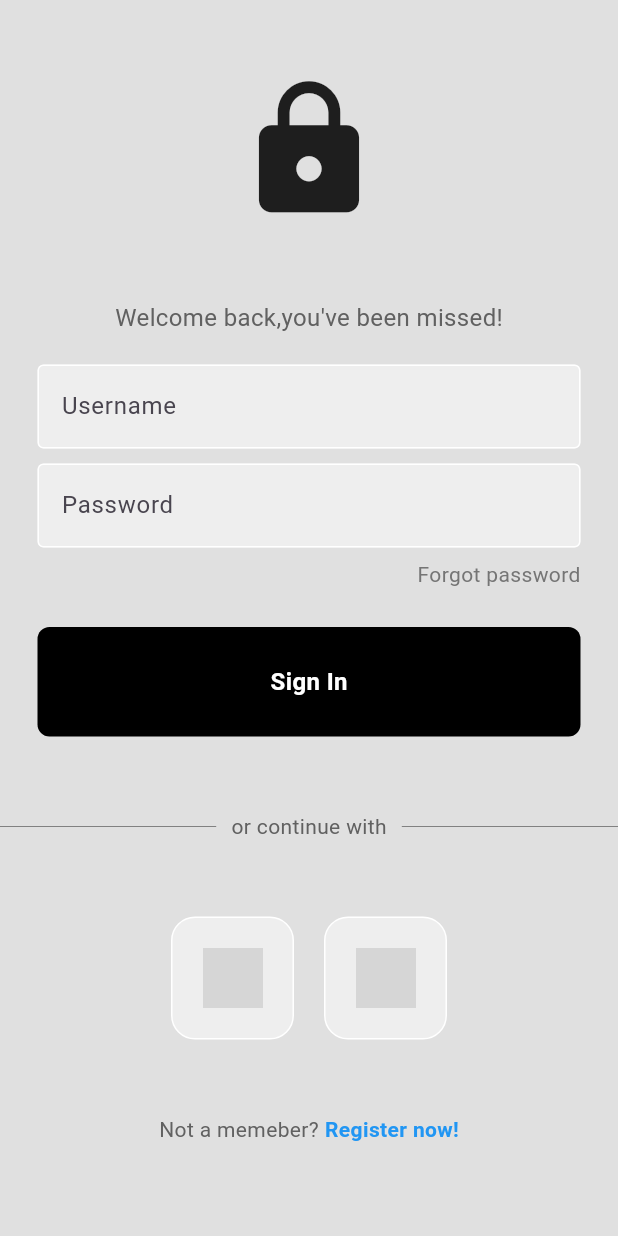
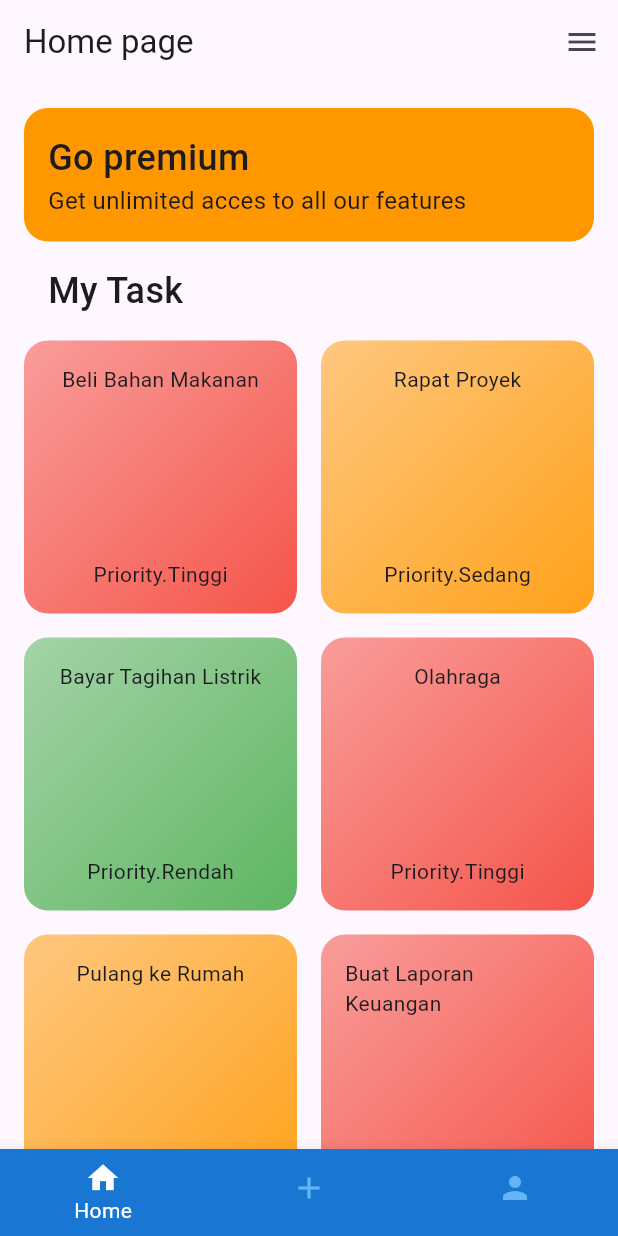
Before and after one commit to alifrizqullahmaruf/Flutter_App_todolist, a Flutter app: the screen it shows after launch, after a tap on "Sign In", on a phone screen of 412 x 824 dp. Run offline on Flutter 3.47's test engine with Material 3 defaults, Android fonts, the phone set to English and light mode, and no system bars; grey boxes are pictures that could not be loaded.

Commit message:
Add some bottom navbar and add gridview

```diff
--- /dev/null
+++ b/database.rules.json
@@ -0,0 +1,7 @@
+{
+  /* Visit https://firebase.google.com/docs/database/security to learn more about security rules. */
+  "rules": {
+    ".read": false,
+    ".write": false
+  }
+}
--- /dev/null
+++ b/lib/data/dummy_data.dart
@@ -0,0 +1,61 @@
+import 'package:flutter/material.dart';
+import 'package:project01_riz_todolist/models/list.dart';
+
+final List<ListItem> availableList = [
+  ListItem(
+    title: 'Beli Bahan Makanan',
+    priority: Priority.Tinggi,
+    deadline: DateTime.now().add(const Duration(days: 1)),
+    note: 'Beli bahan makanan untuk persiapan makan malam.',
+    color: Colors.red,
+  ),
+  ListItem(
+    title: 'Rapat Proyek',
+    priority: Priority.Sedang,
+    deadline: DateTime.now().add(const Duration(days: 2)),
+    note: 'Rapat proyek dengan tim pukul 10 pagi.',
+    color: Colors.orange,
+  ),
+  ListItem(
+    title: 'Bayar Tagihan Listrik',
+    priority: Priority.Rendah,
+    deadline: DateTime.now().add(const Duration(days: 5)),
+    note: 'Bayar tagihan listrik sebelum tanggal jatuh tempo.',
+    color: Colors.green,
+  ),
+  ListItem(
+    title: 'Olahraga',
+    priority: Priority.Tinggi,
+    deadline: DateTime.now().add(const Duration(days: 1)),
+    note: 'Melakukan olahraga rutin untuk menjaga kesehatan.',
+    color: Colors.red,
+  ),
+  ListItem(
+    title: 'Pulang ke Rumah',
+    priority: Priority.Sedang,
+    deadline: DateTime.now().add(const Duration(days: 3)),
+    note: 'Pulang ke rumah untuk menghadiri acara keluarga.',
+    color: Colors.orange,
+  ),
+  ListItem(
+    title: 'Buat Laporan Keuangan',
+    priority: Priority.Tinggi,
+    deadline: DateTime.now().add(const Duration(days: 2)),
+    note: 'Buat laporan keuangan bulanan untuk perusahaan.',
+    color: Colors.red,
+  ),
+  ListItem(
+    title: 'Bersihkan Rumah',
+    priority: Priority.Rendah,
+    deadline: DateTime.now().add(const Duration(days: 4)),
+    note: 'Lakukan pembersihan rumah secara menyeluruh.',
+    color: Colors.green,
+  ),
+  ListItem(
+    title: 'Buat Presentasi',
+    priority: Priority.Sedang,
+    deadline: DateTime.now().add(const Duration(days: 1)),
+    note: 'Persiapkan presentasi untuk rapat besok pagi.',
+    color: Colors.orange,
+  ),
+];
--- a/lib/main.dart
+++ b/lib/main.dart
@@ -1,12 +1,18 @@
 import 'package:flutter/material.dart';
-import 'package:project01_riz_todolist/Pages/login_page.dart';
+import 'package:project01_riz_todolist/screens/login_page.dart';
+// import 'package:firebase_core/firebase_core.dart'; //Target of URI doesnot exist
+// import 'firebase_options.dart'; // Target of URI doesnot exist
 
-void main(){
+void main() async {
+  WidgetsFlutterBinding.ensureInitialized(); // Tambahkan baris ini
+  // await Firebase.initializeApp( //undifiend name 'Firebase'
+  //   options: DefaultFirebaseOptions.currentPlatform, //undifiend name 'DefaultFirebaseOptions'
+  // );
   runApp(const MyApp());
 }
 
 class MyApp extends StatelessWidget {
-  const MyApp({super.key});
+  const MyApp({Key? key}) : super(key: key); // Perbaiki konstruktor
 
   @override
   Widget build(BuildContext context) {
--- /dev/null
+++ b/lib/models/list.dart
@@ -0,0 +1,23 @@
+import 'package:flutter/material.dart';
+
+enum Priority {
+  Tinggi,
+  Sedang,
+  Rendah,
+}
+
+class ListItem {
+  const ListItem({
+    required this.title,
+    required this.priority,
+    required this.deadline,
+    required this.note,
+    required this.color, // Tambahkan required di sini
+  });
+
+  final String title;
+  final Priority priority;
+  final DateTime deadline;
+  final String note;
+  final Color color; // Tambahkan properti color
+}
--- /dev/null
+++ b/lib/screens/add_page.dart
@@ -0,0 +1,19 @@
+import 'package:flutter/material.dart';
+
+class AddPage extends StatelessWidget {
+  const AddPage({super.key});
+
+  @override
+  Widget build(BuildContext context) {
+    return Scaffold(
+      appBar: AppBar(
+        title: Text('Add Navigation'),
+        automaticallyImplyLeading: false,
+      ),
+      body: SafeArea(
+          child: Column(
+        children: [],
+      )),
+    );
+  }
+}
--- /dev/null
+++ b/lib/screens/bottom_navbar.dart
@@ -0,0 +1,57 @@
+import 'package:flutter/material.dart';
+import 'package:project01_riz_todolist/screens/add_page.dart';
+import 'package:project01_riz_todolist/screens/home_page.dart';
+import 'package:project01_riz_todolist/screens/profile_page.dart';
+
+class BottomNavbar extends StatefulWidget {
+  const BottomNavbar({Key? key}) : super(key: key);
+
+  @override
+  State<BottomNavbar> createState() => _BottomNavbarState();
+}
+
+class _BottomNavbarState extends State<BottomNavbar> {
+  int _selectedIndex = 0;
+
+  final List<Widget> _widgetOptions = <Widget>[
+    HomePage(),
+    AddPage(),
+    ProfilePage(),
+  ];
+
+  void _onItemTapped(int index) {
+    setState(() {
+      _selectedIndex = index;
+    });
+  }
+
+  @override
+  Widget build(BuildContext context) {
+    return Scaffold(
+      body: _widgetOptions.elementAt(_selectedIndex),
+      bottomNavigationBar: BottomNavigationBar(
+        onTap: _onItemTapped,
+        items: const [
+          BottomNavigationBarItem(
+            icon: Icon(Icons.home),
+            label: "Home",
+          ),
+          BottomNavigationBarItem(
+            icon: Icon(Icons.add),
+            label: "Add",
+          ),
+          BottomNavigationBarItem(
+            icon: Icon(Icons.person),
+            label: "Profile",
+          ),
+        ],
+        selectedItemColor: Colors.white,
+        unselectedItemColor: Colors.blue.shade300,
+        showSelectedLabels: true,
+        showUnselectedLabels: false,
+        backgroundColor: Colors.blue.shade700,
+        currentIndex: _selectedIndex,
+      ),
+    );
+  }
+}
--- /dev/null
+++ b/lib/screens/home_page.dart
@@ -0,0 +1,72 @@
+import 'package:flutter/material.dart';
+import 'package:project01_riz_todolist/data/dummy_data.dart';
+import 'package:project01_riz_todolist/widgets/big_card.dart';
+import 'package:project01_riz_todolist/widgets/card_grid_item.dart';
+
+class HomePage extends StatefulWidget {
+  const HomePage({Key? key}) : super(key: key);
+
+  @override
+  State<HomePage> createState() => _HomePageState();
+}
+
+class _HomePageState extends State<HomePage> {
+  @override
+  Widget build(BuildContext context) {
+    return Scaffold(
+      appBar: AppBar(
+        title: Text("Home page"),
+        actions: [IconButton(onPressed: () {}, icon: Icon(Icons.menu))],
+        automaticallyImplyLeading: false,
+      ),
+      body: SafeArea(
+        child: SingleChildScrollView(
+          child: Padding(
+            padding: const EdgeInsets.all(16.0),
+            child: Column(
+              crossAxisAlignment: CrossAxisAlignment.start,
+              children: [
+                // Card panjang
+                Row(
+                  children: [BigCard()],
+                ),
+                SizedBox(
+                  height: 16,
+                ),
+                // Heading
+                Padding(
+                  padding: const EdgeInsets.symmetric(horizontal: 16),
+                  child: Text(
+                    "My Task",
+                    style: TextStyle(
+                      fontSize: 24,
+                      fontWeight: FontWeight.w500,
+                    ),
+                  ),
+                ),
+                SizedBox(
+                  height: 16,
+                ),
+                // Grid view
+                GridView(
+                  physics: NeverScrollableScrollPhysics(),
+                  shrinkWrap: true,
+                  gridDelegate: SliverGridDelegateWithFixedCrossAxisCount(
+                    crossAxisCount: 2,
+                    childAspectRatio: 1,
+                    crossAxisSpacing: 16,
+                    mainAxisSpacing: 16,
+                  ),
+                  children: [
+                    for (final listItem in availableList)
+                      CardGridItems(listItem: listItem),
+                  ],
+                ),
+              ],
+            ),
+          ),
+        ),
+      ),
+    );
+  }
+}
--- a/lib/Pages/login_page.dart
+++ b/lib/screens/login_page.dart
@@ -1,7 +1,8 @@
 import 'package:flutter/material.dart';
-import 'package:project01_riz_todolist/Components/my_Button.dart';
-import 'package:project01_riz_todolist/Components/my_textfiled.dart';
-import 'package:project01_riz_todolist/Components/square_images.dart';
+import 'package:project01_riz_todolist/screens/bottom_navbar.dart';
+import 'package:project01_riz_todolist/widgets/my_Button.dart';
+import 'package:project01_riz_todolist/widgets/my_textfiled.dart';
+import 'package:project01_riz_todolist/widgets/square_images.dart';
 
 class LoginPage extends StatelessWidget {
   // Controller
@@ -9,8 +10,6 @@ class LoginPage extends StatelessWidget {
   final _passwordController = TextEditingController();
 
   LoginPage({super.key});
-
-  void SignInUser() {}
 
   @override
   Widget build(BuildContext context) {
@@ -77,7 +76,14 @@ class LoginPage extends StatelessWidget {
           // Sign in Button
           MyButton(
             TextButton: "Sign In",
-            onTap: SignInUser,
+            onTap: () {
+              Navigator.push(
+                context,
+                MaterialPageRoute(
+                    builder: (context) =>
+                        BottomNavbar()), // Tambahkan tanda kurung kurawal di sini
+              );
+            },
           ),
           const SizedBox(
             height: 50,
--- /dev/null
+++ b/lib/screens/profile_page.dart
@@ -0,0 +1,19 @@
+import 'package:flutter/material.dart';
+
+class ProfilePage extends StatelessWidget {
+  const ProfilePage({super.key});
+
+  @override
+  Widget build(BuildContext context) {
+    return Scaffold(
+      appBar: AppBar(
+        title: Text('Profile Navigation'),
+        automaticallyImplyLeading: false,
+      ),
+      body: SafeArea(
+          child: Column(
+        children: [],
+      )),
+    );
+  }
+}
--- /dev/null
+++ b/lib/widgets/big_card.dart
@@ -0,0 +1,27 @@
+import 'package:flutter/material.dart';
+
+class BigCard extends StatelessWidget {
+  const BigCard({super.key});
+
+  @override
+  Widget build(BuildContext context) {
+    return Expanded(
+      child: Container(
+        padding: EdgeInsets.all(16),
+        decoration: BoxDecoration(
+            borderRadius: BorderRadius.circular(16), color: Colors.orange),
+        child: const Column(
+          crossAxisAlignment: CrossAxisAlignment.start,
+          children: [
+            Text(
+              "Go premium",
+              style: TextStyle(fontSize: 24, fontWeight: FontWeight.w500),
+            ),
+            Text("Get unlimited acces to all our features",
+                style: TextStyle(fontSize: 16)),
+          ],
+        ),
+      ),
+    );
+  }
+}
--- /dev/null
+++ b/lib/widgets/card_grid_item.dart
@@ -0,0 +1,39 @@
+import 'package:flutter/material.dart';
+import 'package:project01_riz_todolist/models/list.dart';
+
+class CardGridItems extends StatelessWidget {
+  const CardGridItems({
+    super.key,
+    required this.listItem,
+  });
+
+  final ListItem listItem;
+
+  @override
+  Widget build(BuildContext context) {
+    return InkWell(
+      splashColor: Theme.of(context).primaryColor,
+      borderRadius: BorderRadius.circular(16),
+      child: Container(
+        padding: EdgeInsets.all(16),
+        decoration: BoxDecoration(
+            borderRadius: BorderRadius.circular(16),
+            gradient: LinearGradient(
+              colors: [
+                listItem.color.withOpacity(0.5),
+                listItem.color.withOpacity(0.9),
+              ],
+              begin: Alignment.topLeft,
+              end: Alignment.bottomRight,
+            )),
+        child: Column(
+          children: [
+            Text(listItem.title),
+            Spacer(),
+            Text(listItem.priority.toString()),
+          ],
+        ),
+      ),
+    );
+  }
+}
```
Also changed, not shown: pubspec.yaml (+6 -15 lines), lib/widgets/my_Button.dart (renamed from lib/Components/my_Button.dart), lib/widgets/my_textfiled.dart (renamed from lib/Components/my_textfiled.dart), lib/widgets/square_images.dart (renamed from lib/Components/square_images.dart).
